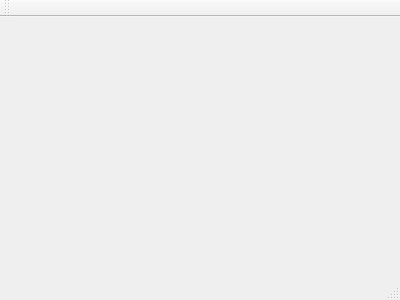
Old version of the form MainWindow.ui in the repository Experiment5X/TigerWoods13.
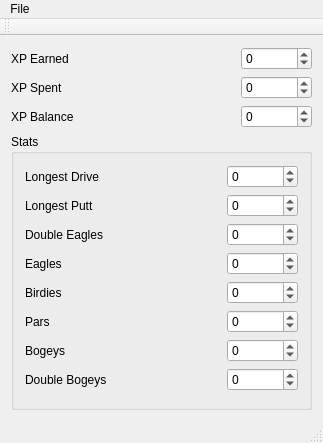
New version of the form.

The edit to the form file:
```diff
--- a/MainWindow.ui
+++ b/MainWindow.ui
@@ -1,24 +1,449 @@
 <ui version="4.0">
  <class>MainWindow</class>
- <widget class="QMainWindow" name="MainWindow" >
-  <property name="geometry" >
+ <widget class="QMainWindow" name="MainWindow">
+  <property name="geometry">
    <rect>
     <x>0</x>
     <y>0</y>
-    <width>400</width>
-    <height>300</height>
+    <width>323</width>
+    <height>443</height>
    </rect>
   </property>
   <property name="windowTitle" >
    <string>MainWindow</string>
   </property>
-  <widget class="QMenuBar" name="menuBar" />
-  <widget class="QToolBar" name="mainToolBar" />
-  <widget class="QWidget" name="centralWidget" />
-  <widget class="QStatusBar" name="statusBar" />
+  <widget class="QWidget" name="centralWidget">
+   <layout class="QVBoxLayout" name="verticalLayout_4">
+    <item>
+     <layout class="QVBoxLayout" name="verticalLayout_3" stretch="0,1">
+      <item>
+       <layout class="QVBoxLayout" name="verticalLayout">
+        <item>
+         <layout class="QHBoxLayout" name="horizontalLayout_3">
+          <item>
+           <widget class="QLabel" name="label">
+            <property name="text">
+             <string>XP Earned</string>
+            </property>
+           </widget>
+          </item>
+          <item>
+           <spacer name="horizontalSpacer">
+            <property name="orientation">
+             <enum>Qt::Horizontal</enum>
+            </property>
+            <property name="sizeHint" stdset="0">
+             <size>
+              <width>40</width>
+              <height>20</height>
+             </size>
+            </property>
+           </spacer>
+          </item>
+          <item>
+           <widget class="QSpinBox" name="spnXpEarned">
+            <property name="minimum">
+             <number>-214748364</number>
+            </property>
+            <property name="maximum">
+             <number>2147483647</number>
+            </property>
+           </widget>
+          </item>
+         </layout>
+        </item>
+        <item>
+         <layout class="QHBoxLayout" name="horizontalLayout_2">
+          <item>
+           <widget class="QLabel" name="label_2">
+            <property name="text">
+             <string>XP Spent</string>
+            </property>
+           </widget>
+          </item>
+          <item>
+           <spacer name="horizontalSpacer_2">
+            <property name="orientation">
+             <enum>Qt::Horizontal</enum>
+            </property>
+            <property name="sizeHint" stdset="0">
+             <size>
+              <width>40</width>
+              <height>20</height>
+             </size>
+            </property>
+           </spacer>
+          </item>
+          <item>
+           <widget class="QSpinBox" name="spnXpSpent">
+            <property name="minimum">
+             <number>-214748364</number>
+            </property>
+            <property name="maximum">
+             <number>2147483647</number>
+            </property>
+           </widget>
+          </item>
+         </layout>
+        </item>
+        <item>
+         <layout class="QHBoxLayout" name="horizontalLayout">
+          <item>
+           <widget class="QLabel" name="label_3">
+            <property name="text">
+             <string>XP Balance</string>
+            </property>
+           </widget>
+          </item>
+          <item>
+           <spacer name="horizontalSpacer_3">
+            <property name="orientation">
+             <enum>Qt::Horizontal</enum>
+            </property>
+            <property name="sizeHint" stdset="0">
+             <size>
+              <width>40</width>
+              <height>20</height>
+             </size>
+            </property>
+           </spacer>
+          </item>
+          <item>
+           <widget class="QSpinBox" name="spnXpBalance">
+            <property name="minimum">
+             <number>-214748364</number>
+            </property>
+            <property name="maximum">
+             <number>2147483647</number>
+            </property>
+           </widget>
+          </item>
+         </layout>
+        </item>
+       </layout>
+      </item>
+      <item>
+       <widget class="QGroupBox" name="groupBox">
+        <property name="title">
+         <string>Stats</string>
+        </property>
+        <layout class="QHBoxLayout" name="horizontalLayout_12">
+         <item>
+          <layout class="QVBoxLayout" name="verticalLayout_2">
+           <item>
+            <layout class="QHBoxLayout" name="horizontalLayout_4">
+             <item>
+              <widget class="QLabel" name="label_4">
+               <property name="text">
+                <string>Longest Drive</string>
+               </property>
+              </widget>
+             </item>
+             <item>
+              <spacer name="horizontalSpacer_4">
+               <property name="orientation">
+                <enum>Qt::Horizontal</enum>
+               </property>
+               <property name="sizeHint" stdset="0">
+                <size>
+                 <width>40</width>
+                 <height>20</height>
+                </size>
+               </property>
+              </spacer>
+             </item>
+             <item>
+              <widget class="QSpinBox" name="spnLongesDrive">
+               <property name="minimum">
+                <number>-214748364</number>
+               </property>
+               <property name="maximum">
+                <number>2147483647</number>
+               </property>
+              </widget>
+             </item>
+            </layout>
+           </item>
+           <item>
+            <layout class="QHBoxLayout" name="horizontalLayout_5">
+             <item>
+              <widget class="QLabel" name="label_6">
+               <property name="text">
+                <string>Longest Putt</string>
+               </property>
+              </widget>
+             </item>
+             <item>
+              <spacer name="horizontalSpacer_5">
+               <property name="orientation">
+                <enum>Qt::Horizontal</enum>
+               </property>
+               <property name="sizeHint" stdset="0">
+                <size>
+                 <width>40</width>
+                 <height>20</height>
+                </size>
+               </property>
+              </spacer>
+             </item>
+             <item>
+              <widget class="QSpinBox" name="spnLongestPutt">
+               <property name="minimum">
+                <number>-214748364</number>
+               </property>
+               <property name="maximum">
+                <number>2147483647</number>
+               </property>
+              </widget>
+             </item>
+            </layout>
+           </item>
+           <item>
+            <layout class="QHBoxLayout" name="horizontalLayout_6">
+             <item>
+              <widget class="QLabel" name="label_8">
+               <property name="text">
+                <string>Double Eagles</string>
+               </property>
+              </widget>
+             </item>
+             <item>
+              <spacer name="horizontalSpacer_6">
+               <property name="orientation">
+                <enum>Qt::Horizontal</enum>
+               </property>
+               <property name="sizeHint" stdset="0">
+                <size>
+                 <width>40</width>
+                 <height>20</height>
+                </size>
+               </property>
+              </spacer>
+             </item>
+             <item>
+              <widget class="QSpinBox" name="spnDoubleEagles">
+               <property name="minimum">
+                <number>-214748364</number>
+               </property>
+               <property name="maximum">
+                <number>2147483647</number>
+               </property>
+              </widget>
+             </item>
+            </layout>
+           </item>
+           <item>
+            <layout class="QHBoxLayout" name="horizontalLayout_7">
+             <item>
+              <widget class="QLabel" name="label_9">
+               <property name="text">
+                <string>Eagles</string>
+               </property>
+              </widget>
+             </item>
+             <item>
+              <spacer name="horizontalSpacer_7">
+               <property name="orientation">
+                <enum>Qt::Horizontal</enum>
+               </property>
+               <property name="sizeHint" stdset="0">
+                <size>
+                 <width>40</width>
+                 <height>20</height>
+                </size>
+               </property>
+              </spacer>
+             </item>
+             <item>
+              <widget class="QSpinBox" name="spnEagles">
+               <property name="minimum">
+                <number>-214748364</number>
+               </property>
+               <property name="maximum">
+                <number>2147483647</number>
+               </property>
+              </widget>
+             </item>
+            </layout>
+           </item>
+           <item>
+            <layout class="QHBoxLayout" name="horizontalLayout_8">
+             <item>
+              <widget class="QLabel" name="label_10">
+               <property name="text">
+                <string>Birdies</string>
+               </property>
+              </widget>
+             </item>
+             <item>
+              <spacer name="horizontalSpacer_8">
+               <property name="orientation">
+                <enum>Qt::Horizontal</enum>
+               </property>
+               <property name="sizeHint" stdset="0">
+                <size>
+                 <width>40</width>
+                 <height>20</height>
+                </size>
+               </property>
+              </spacer>
+             </item>
+             <item>
+              <widget class="QSpinBox" name="spnBirdies">
+               <property name="minimum">
+                <number>-214748364</number>
+               </property>
+               <property name="maximum">
+                <number>2147483647</number>
+               </property>
+              </widget>
+             </item>
+            </layout>
+           </item>
+           <item>
+            <layout class="QHBoxLayout" name="horizontalLayout_9">
+             <item>
+              <widget class="QLabel" name="label_11">
+               <property name="text">
+                <string>Pars</string>
+               </property>
+              </widget>
+             </item>
+             <item>
+              <spacer name="horizontalSpacer_9">
+               <property name="orientation">
+                <enum>Qt::Horizontal</enum>
+               </property>
+               <property name="sizeHint" stdset="0">
+                <size>
+                 <width>40</width>
+                 <height>20</height>
+                </size>
+               </property>
+              </spacer>
+             </item>
+             <item>
+              <widget class="QSpinBox" name="spnPars">
+               <property name="minimum">
+                <number>-214748364</number>
+               </property>
+               <property name="maximum">
+                <number>2147483647</number>
+               </property>
+              </widget>
+             </item>
+            </layout>
+           </item>
+           <item>
+            <layout class="QHBoxLayout" name="horizontalLayout_10">
+             <item>
+              <widget class="QLabel" name="label_12">
+               <property name="text">
+                <string>Bogeys</string>
+               </property>
+              </widget>
+             </item>
+             <item>
+              <spacer name="horizontalSpacer_10">
+               <property name="orientation">
+                <enum>Qt::Horizontal</enum>
+               </property>
+               <property name="sizeHint" stdset="0">
+                <size>
+                 <width>40</width>
+                 <height>20</height>
+                </size>
+               </property>
+              </spacer>
+             </item>
+             <item>
+              <widget class="QSpinBox" name="spnBogeys">
+               <property name="minimum">
+                <number>-214748364</number>
+               </property>
+               <property name="maximum">
+                <number>2147483647</number>
+               </property>
+              </widget>
+             </item>
+            </layout>
+           </item>
+           <item>
+            <layout class="QHBoxLayout" name="horizontalLayout_11">
+             <item>
+              <widget class="QLabel" name="label_13">
+               <property name="text">
+                <string>Double Bogeys</string>
+               </property>
+              </widget>
+             </item>
+             <item>
+              <spacer name="horizontalSpacer_11">
+               <property name="orientation">
+                <enum>Qt::Horizontal</enum>
+               </property>
+               <property name="sizeHint" stdset="0">
+                <size>
+                 <width>40</width>
+                 <height>20</height>
+                </size>
+               </property>
+              </spacer>
+             </item>
+             <item>
+              <widget class="QSpinBox" name="spnDoubleBogeys">
+               <property name="minimum">
+                <number>-214748364</number>
+               </property>
+               <property name="maximum">
+                <number>2147483647</number>
+               </property>
+              </widget>
+             </item>
+            </layout>
+           </item>
+          </layout>
+         </item>
+        </layout>
+       </widget>
+      </item>
+     </layout>
+    </item>
+   </layout>
+  </widget>
+  <widget class="QMenuBar" name="menuBar">
+   <property name="geometry">
+    <rect>
+     <x>0</x>
+     <y>0</y>
+     <width>323</width>
+     <height>21</height>
+    </rect>
+   </property>
+   <widget class="QMenu" name="menuFile">
+    <property name="title">
+     <string>File</string>
+    </property>
+    <addaction name="actionOpen"/>
+   </widget>
+   <addaction name="menuFile"/>
+  </widget>
+  <widget class="QToolBar" name="mainToolBar">
+   <attribute name="toolBarArea">
+    <enum>TopToolBarArea</enum>
+   </attribute>
+   <attribute name="toolBarBreak">
+    <bool>false</bool>
+   </attribute>
+  </widget>
+  <widget class="QStatusBar" name="statusBar"/>
+  <action name="actionOpen">
+   <property name="text">
+    <string>Open</string>
+   </property>
+  </action>
  </widget>
- <layoutDefault spacing="6" margin="11" />
- <pixmapfunction></pixmapfunction>
+ <layoutdefault spacing="6" margin="11"/>
  <resources/>
  <connections/>
 </ui>
```
Left out of the diff: 5 changed lines with no effect on the pictures.
